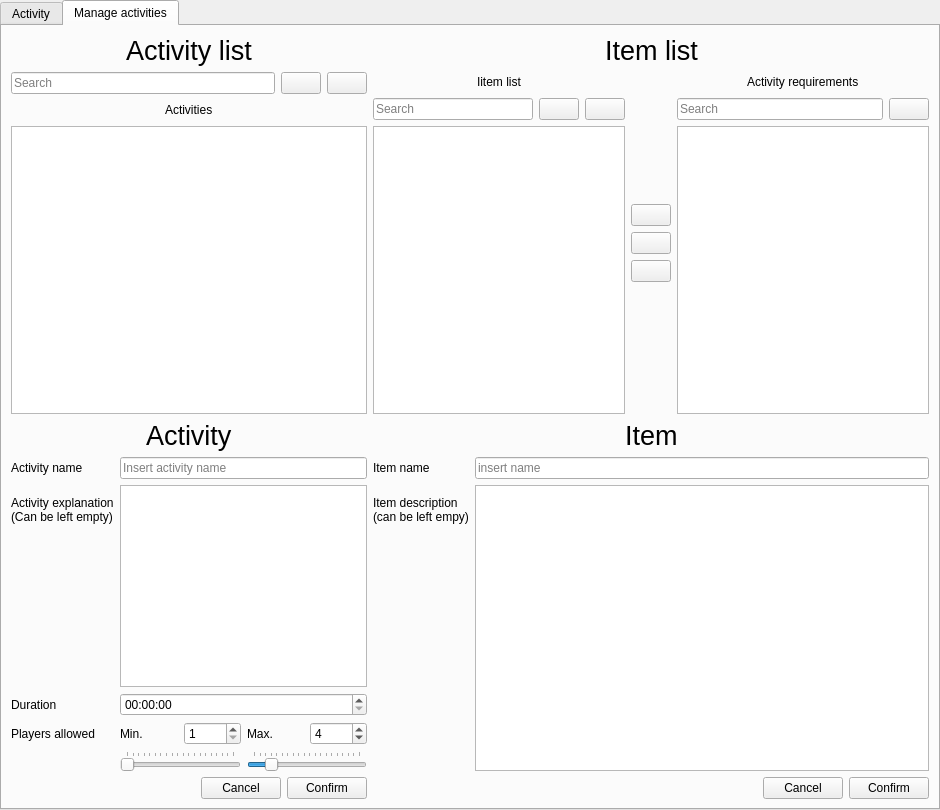
Old version of the form activitypage.ui in the repository glennnys/Decided.
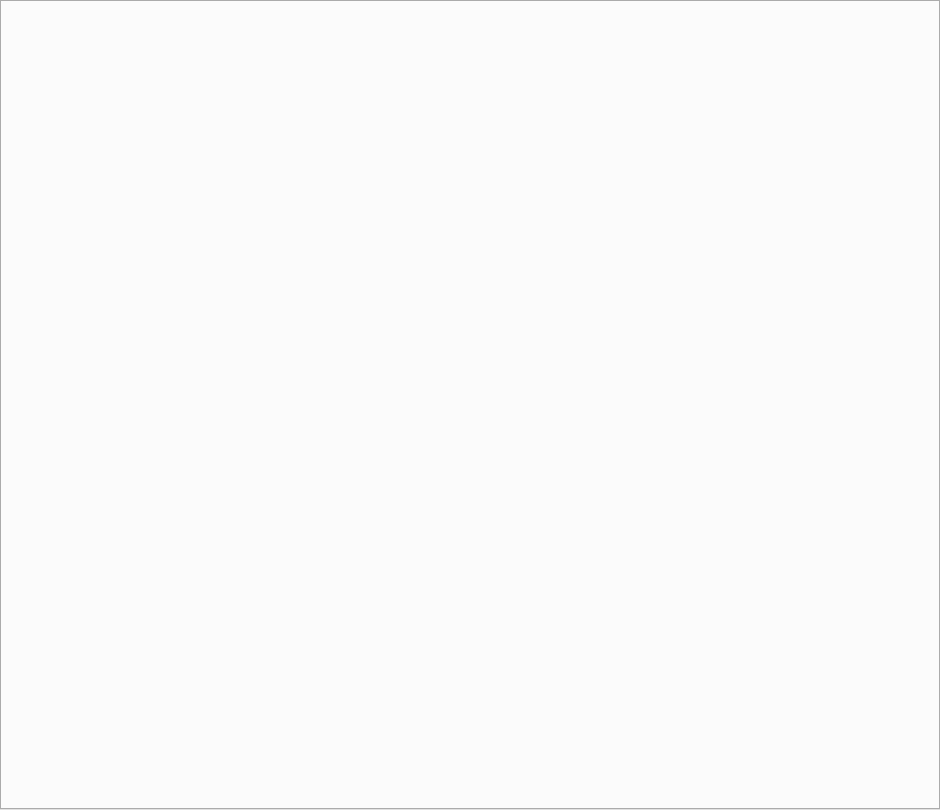
New version of the form. Icons and pictures are not drawn.

Commit message: Split up layouts and started on backend and menu opening

Patch:
```diff
--- a/activitypage.ui
+++ b/activitypage.ui
@@ -30,1137 +30,7 @@
     <number>0</number>
    </property>
    <item>
-    <widget class="QTabWidget" name="tabWidget">
-     <property name="currentIndex">
-      <number>1</number>
-     </property>
-     <property name="tabsClosable">
-      <bool>false</bool>
-     </property>
-     <property name="movable">
-      <bool>true</bool>
-     </property>
-     <widget class="QWidget" name="tab_2">
-      <attribute name="title">
-       <string>Activity</string>
-      </attribute>
-      <layout class="QVBoxLayout" name="verticalLayout_20">
-       <item>
-        <layout class="QVBoxLayout" name="verticalLayout_14">
-         <item>
-          <layout class="QHBoxLayout" name="horizontalLayout">
-           <item>
-            <spacer name="horizontalSpacer_27">
-             <property name="orientation">
-              <enum>Qt::Orientation::Horizontal</enum>
-             </property>
-             <property name="sizeHint" stdset="0">
-              <size>
-               <width>40</width>
-               <height>20</height>
-              </size>
-             </property>
-            </spacer>
-           </item>
-           <item>
-            <widget class="QLabel" name="label_20">
-             <property name="font">
-              <font>
-               <pointsize>25</pointsize>
-              </font>
-             </property>
-             <property name="text">
-              <string>Choose an activity for me, please</string>
-             </property>
-            </widget>
-           </item>
-           <item>
-            <spacer name="horizontalSpacer_28">
-             <property name="orientation">
-              <enum>Qt::Orientation::Horizontal</enum>
-             </property>
-             <property name="sizeHint" stdset="0">
-              <size>
-               <width>40</width>
-               <height>20</height>
-              </size>
-             </property>
-            </spacer>
-           </item>
-          </layout>
-         </item>
-         <item>
-          <layout class="QHBoxLayout" name="horizontalLayout_23">
-           <item>
-            <layout class="QVBoxLayout" name="verticalLayout_8">
-             <item>
-              <layout class="QHBoxLayout" name="horizontalLayout_10">
-               <item>
-                <spacer name="horizontalSpacer_5">
-                 <property name="orientation">
-                  <enum>Qt::Orientation::Horizontal</enum>
-                 </property>
-                 <property name="sizeHint" stdset="0">
-                  <size>
-                   <width>40</width>
-                   <height>20</height>
-                  </size>
-                 </property>
-                </spacer>
-               </item>
-               <item>
-                <widget class="QLabel" name="label_16">
-                 <property name="text">
-                  <string>Iitem list</string>
-                 </property>
-                </widget>
-               </item>
-               <item>
-                <spacer name="horizontalSpacer_6">
-                 <property name="orientation">
-                  <enum>Qt::Orientation::Horizontal</enum>
-                 </property>
-                 <property name="sizeHint" stdset="0">
-                  <size>
-                   <width>40</width>
-                   <height>20</height>
-                  </size>
-                 </property>
-                </spacer>
-               </item>
-              </layout>
-             </item>
-             <item>
-              <layout class="QHBoxLayout" name="horizontalLayout_11">
-               <item>
-                <widget class="QLineEdit" name="search_exist_item_entry">
-                 <property name="placeholderText">
-                  <string>Search</string>
-                 </property>
-                </widget>
-               </item>
-               <item>
-                <widget class="QPushButton" name="search_exist_item_refresh">
-                 <property name="text">
-                  <string/>
-                 </property>
-                 <property name="icon">
-                  <iconset theme="QIcon::ThemeIcon::ViewRefresh"/>
-                 </property>
-                </widget>
-               </item>
-              </layout>
-             </item>
-             <item>
-              <widget class="QListWidget" name="exist_item_list"/>
-             </item>
-            </layout>
-           </item>
-           <item>
-            <layout class="QVBoxLayout" name="verticalLayout_9">
-             <item>
-              <spacer name="verticalSpacer_3">
-               <property name="orientation">
-                <enum>Qt::Orientation::Vertical</enum>
-               </property>
-               <property name="sizeHint" stdset="0">
-                <size>
-                 <width>20</width>
-                 <height>40</height>
-                </size>
-               </property>
-              </spacer>
-             </item>
-             <item>
-              <layout class="QVBoxLayout" name="verticalLayout_10">
-               <item>
-                <widget class="QPushButton" name="select_item_btn">
-                 <property name="text">
-                  <string/>
-                 </property>
-                 <property name="icon">
-                  <iconset theme="QIcon::ThemeIcon::ListAdd"/>
-                 </property>
-                </widget>
-               </item>
-               <item>
-                <widget class="QPushButton" name="deselect_item_btn">
-                 <property name="text">
-                  <string/>
-                 </property>
-                 <property name="icon">
-                  <iconset theme="QIcon::ThemeIcon::ListRemove"/>
-                 </property>
-                </widget>
-               </item>
-               <item>
-                <widget class="QPushButton" name="reset_select_list">
-                 <property name="text">
-                  <string/>
-                 </property>
-                 <property name="icon">
-                  <iconset theme="QIcon::ThemeIcon::ViewRefresh"/>
-                 </property>
-                </widget>
-               </item>
-              </layout>
-             </item>
-             <item>
-              <spacer name="verticalSpacer_4">
-               <property name="orientation">
-                <enum>Qt::Orientation::Vertical</enum>
-               </property>
-               <property name="sizeHint" stdset="0">
-                <size>
-                 <width>20</width>
-                 <height>40</height>
-                </size>
-               </property>
-              </spacer>
-             </item>
-            </layout>
-           </item>
-           <item>
-            <layout class="QVBoxLayout" name="verticalLayout_11">
-             <item>
-              <layout class="QHBoxLayout" name="horizontalLayout_13">
-               <item>
-                <spacer name="horizontalSpacer_7">
-                 <property name="orientation">
-                  <enum>Qt::Orientation::Horizontal</enum>
-                 </property>
-                 <property name="sizeHint" stdset="0">
-                  <size>
-                   <width>40</width>
-                   <height>20</height>
-                  </size>
-                 </property>
-                </spacer>
-               </item>
-               <item>
-                <widget class="QLabel" name="label_19">
-                 <property name="text">
-                  <string>Selected items</string>
-                 </property>
-                </widget>
-               </item>
-               <item>
-                <spacer name="horizontalSpacer_20">
-                 <property name="orientation">
-                  <enum>Qt::Orientation::Horizontal</enum>
-                 </property>
-                 <property name="sizeHint" stdset="0">
-                  <size>
-                   <width>40</width>
-                   <height>20</height>
-                  </size>
-                 </property>
-                </spacer>
-               </item>
-              </layout>
-             </item>
-             <item>
-              <layout class="QHBoxLayout" name="horizontalLayout_24">
-               <item>
-                <widget class="QLineEdit" name="search_select_item_entry">
-                 <property name="placeholderText">
-                  <string>Search</string>
-                 </property>
-                </widget>
-               </item>
-               <item>
-                <widget class="QPushButton" name="search_select_item_refresh">
-                 <property name="text">
-                  <string/>
-                 </property>
-                 <property name="icon">
-                  <iconset theme="QIcon::ThemeIcon::ViewRefresh"/>
-                 </property>
-                </widget>
-               </item>
-              </layout>
-             </item>
-             <item>
-              <widget class="QListWidget" name="select_item_list"/>
-             </item>
-            </layout>
-           </item>
-          </layout>
-         </item>
-         <item>
-          <layout class="QHBoxLayout" name="horizontalLayout_12">
-           <item>
-            <spacer name="horizontalSpacer_22">
-             <property name="orientation">
-              <enum>Qt::Orientation::Horizontal</enum>
-             </property>
-             <property name="sizeHint" stdset="0">
-              <size>
-               <width>40</width>
-               <height>20</height>
-              </size>
-             </property>
-            </spacer>
-           </item>
-           <item>
-            <widget class="QCheckBox" name="force_item_check">
-             <property name="text">
-              <string>Must use all selected items</string>
-             </property>
-            </widget>
-           </item>
-           <item>
-            <layout class="QVBoxLayout" name="verticalLayout_13">
-             <item>
-              <widget class="QLabel" name="label_9">
-               <property name="maximumSize">
-                <size>
-                 <width>16777215</width>
-                 <height>20</height>
-                </size>
-               </property>
-               <property name="text">
-                <string>Number of people</string>
-               </property>
-              </widget>
-             </item>
-             <item>
-              <widget class="QSpinBox" name="nr_p_spin"/>
-             </item>
-            </layout>
-           </item>
-           <item>
-            <layout class="QVBoxLayout" name="verticalLayout_12">
-             <item>
-              <widget class="QLabel" name="label_10">
-               <property name="text">
-                <string>Max duration</string>
-               </property>
-              </widget>
-             </item>
-             <item>
-              <widget class="QTimeEdit" name="max_dur_spin"/>
-             </item>
-            </layout>
-           </item>
-           <item>
-            <spacer name="horizontalSpacer_23">
-             <property name="orientation">
-              <enum>Qt::Orientation::Horizontal</enum>
-             </property>
-             <property name="sizeHint" stdset="0">
-              <size>
-               <width>40</width>
-               <height>20</height>
-              </size>
-             </property>
-            </spacer>
-           </item>
-          </layout>
-         </item>
-         <item>
-          <layout class="QHBoxLayout" name="horizontalLayout_26">
-           <item>
-            <spacer name="horizontalSpacer_21">
-             <property name="orientation">
-              <enum>Qt::Orientation::Horizontal</enum>
-             </property>
-             <property name="sizeHint" stdset="0">
-              <size>
-               <width>40</width>
-               <height>20</height>
-              </size>
-             </property>
-            </spacer>
-           </item>
-           <item>
-            <widget class="QPushButton" name="get_act_btn">
-             <property name="font">
-              <font>
-               <pointsize>15</pointsize>
-               <bold>false</bold>
-              </font>
-             </property>
-             <property name="text">
-              <string>Generate fun stuff</string>
-             </property>
-            </widget>
-           </item>
-           <item>
-            <spacer name="horizontalSpacer_25">
-             <property name="orientation">
-              <enum>Qt::Orientation::Horizontal</enum>
-             </property>
-             <property name="sizeHint" stdset="0">
-              <size>
-               <width>40</width>
-               <height>20</height>
-              </size>
-             </property>
-            </spacer>
-           </item>
-          </layout>
-         </item>
-        </layout>
-       </item>
-      </layout>
-     </widget>
-     <widget class="QWidget" name="tab_4">
-      <attribute name="title">
-       <string>Manage activities</string>
-      </attribute>
-      <layout class="QVBoxLayout" name="verticalLayout_18">
-       <item>
-        <layout class="QGridLayout" name="gridLayout">
-         <item row="1" column="1">
-          <layout class="QVBoxLayout" name="verticalLayout_16">
-           <item>
-            <layout class="QHBoxLayout" name="horizontalLayout_19">
-             <item>
-              <spacer name="horizontalSpacer_14">
-               <property name="orientation">
-                <enum>Qt::Orientation::Horizontal</enum>
-               </property>
-               <property name="sizeHint" stdset="0">
-                <size>
-                 <width>40</width>
-                 <height>20</height>
-                </size>
-               </property>
-              </spacer>
-             </item>
-             <item>
-              <widget class="QLabel" name="item_lbl">
-               <property name="font">
-                <font>
-                 <pointsize>20</pointsize>
-                </font>
-               </property>
-               <property name="text">
-                <string>Item</string>
-               </property>
-              </widget>
-             </item>
-             <item>
-              <spacer name="horizontalSpacer_15">
-               <property name="orientation">
-                <enum>Qt::Orientation::Horizontal</enum>
-               </property>
-               <property name="sizeHint" stdset="0">
-                <size>
-                 <width>40</width>
-                 <height>20</height>
-                </size>
-               </property>
-              </spacer>
-             </item>
-            </layout>
-           </item>
-           <item>
-            <layout class="QFormLayout" name="formLayout_2">
-             <item row="0" column="0">
-              <widget class="QLabel" name="label_11">
-               <property name="text">
-                <string>Item name</string>
-               </property>
-              </widget>
-             </item>
-             <item row="0" column="1">
-              <widget class="QLineEdit" name="item_name_entry">
-               <property name="text">
-                <string/>
-               </property>
-               <property name="placeholderText">
-                <string>insert name</string>
-               </property>
-              </widget>
-             </item>
-             <item row="1" column="0">
-              <widget class="QLabel" name="label_12">
-               <property name="text">
-                <string>Item description
-(can be left empy)</string>
-               </property>
-              </widget>
-             </item>
-             <item row="1" column="1">
-              <widget class="QTextEdit" name="item_desc_entry">
-               <property name="html">
-                <string>&lt;!DOCTYPE HTML PUBLIC &quot;-//W3C//DTD HTML 4.0//EN&quot; &quot;http://www.w3.org/TR/REC-html40/strict.dtd&quot;&gt;
-&lt;html&gt;&lt;head&gt;&lt;meta name=&quot;qrichtext&quot; content=&quot;1&quot; /&gt;&lt;meta charset=&quot;utf-8&quot; /&gt;&lt;style type=&quot;text/css&quot;&gt;
-p, li { white-space: pre-wrap; }
-hr { height: 1px; border-width: 0; }
-li.unchecked::marker { content: &quot;\2610&quot;; }
-li.checked::marker { content: &quot;\2612&quot;; }
-&lt;/style&gt;&lt;/head&gt;&lt;body style=&quot; font-family:'Ubuntu'; font-size:10pt; font-weight:400; font-style:normal;&quot;&gt;
-&lt;p style=&quot;-qt-paragraph-type:empty; margin-top:0px; margin-bottom:0px; margin-left:0px; margin-right:0px; -qt-block-indent:0; text-indent:0px;&quot;&gt;&lt;br /&gt;&lt;/p&gt;&lt;/body&gt;&lt;/html&gt;</string>
-               </property>
-              </widget>
-             </item>
-            </layout>
-           </item>
-           <item>
-            <layout class="QHBoxLayout" name="horizontalLayout_17">
-             <item>
-              <spacer name="horizontalSpacer_13">
-               <property name="orientation">
-                <enum>Qt::Orientation::Horizontal</enum>
-               </property>
-               <property name="sizeHint" stdset="0">
-                <size>
-                 <width>40</width>
-                 <height>20</height>
-                </size>
-               </property>
-              </spacer>
-             </item>
-             <item>
-              <widget class="QPushButton" name="cancel_item_btn">
-               <property name="text">
-                <string>Cancel</string>
-               </property>
-              </widget>
-             </item>
-             <item>
-              <widget class="QPushButton" name="confirm_item_btn">
-               <property name="text">
-                <string>Confirm</string>
-               </property>
-              </widget>
-             </item>
-            </layout>
-           </item>
-          </layout>
-         </item>
-         <item row="0" column="0">
-          <layout class="QVBoxLayout" name="verticalLayout_17">
-           <item>
-            <layout class="QHBoxLayout" name="horizontalLayout_20">
-             <item>
-              <spacer name="horizontalSpacer_16">
-               <property name="orientation">
-                <enum>Qt::Orientation::Horizontal</enum>
-               </property>
-               <property name="sizeHint" stdset="0">
-                <size>
-                 <width>40</width>
-                 <height>20</height>
-                </size>
-               </property>
-              </spacer>
-             </item>
-             <item>
-              <widget class="QLabel" name="label_17">
-               <property name="font">
-                <font>
-                 <pointsize>20</pointsize>
-                </font>
-               </property>
-               <property name="text">
-                <string>Activity list</string>
-               </property>
-              </widget>
-             </item>
-             <item>
-              <spacer name="horizontalSpacer_17">
-               <property name="orientation">
-                <enum>Qt::Orientation::Horizontal</enum>
-               </property>
-               <property name="sizeHint" stdset="0">
-                <size>
-                 <width>40</width>
-                 <height>20</height>
-                </size>
-               </property>
-              </spacer>
-             </item>
-            </layout>
-           </item>
-           <item>
-            <layout class="QHBoxLayout" name="horizontalLayout_5">
-             <item>
-              <widget class="QLineEdit" name="search_act_entry">
-               <property name="placeholderText">
-                <string>Search</string>
-               </property>
-              </widget>
-             </item>
-             <item>
-              <widget class="QPushButton" name="search_act_refresh">
-               <property name="text">
-                <string/>
-               </property>
-               <property name="icon">
-                <iconset theme="QIcon::ThemeIcon::ViewRefresh"/>
-               </property>
-              </widget>
-             </item>
-             <item>
-              <widget class="QPushButton" name="remove_act_btn">
-               <property name="text">
-                <string/>
-               </property>
-               <property name="icon">
-                <iconset theme="QIcon::ThemeIcon::EditDelete"/>
-               </property>
-              </widget>
-             </item>
-            </layout>
-           </item>
-           <item>
-            <layout class="QVBoxLayout" name="verticalLayout_23">
-             <item>
-              <layout class="QHBoxLayout" name="horizontalLayout_18">
-               <item>
-                <spacer name="horizontalSpacer_9">
-                 <property name="orientation">
-                  <enum>Qt::Orientation::Horizontal</enum>
-                 </property>
-                 <property name="sizeHint" stdset="0">
-                  <size>
-                   <width>40</width>
-                   <height>20</height>
-                  </size>
-                 </property>
-                </spacer>
-               </item>
-               <item>
-                <widget class="QLabel" name="label_13">
-                 <property name="text">
-                  <string>Activities</string>
-                 </property>
-                </widget>
-               </item>
-               <item>
-                <spacer name="horizontalSpacer_10">
-                 <property name="orientation">
-                  <enum>Qt::Orientation::Horizontal</enum>
-                 </property>
-                 <property name="sizeHint" stdset="0">
-                  <size>
-                   <width>40</width>
-                   <height>20</height>
-                  </size>
-                 </property>
-                </spacer>
-               </item>
-              </layout>
-             </item>
-             <item>
-              <widget class="QListWidget" name="act_list"/>
-             </item>
-            </layout>
-           </item>
-          </layout>
-         </item>
-         <item row="0" column="1">
-          <layout class="QVBoxLayout" name="verticalLayout_15">
-           <item>
-            <layout class="QHBoxLayout" name="horizontalLayout_21">
-             <item>
-              <spacer name="horizontalSpacer_18">
-               <property name="orientation">
-                <enum>Qt::Orientation::Horizontal</enum>
-               </property>
-               <property name="sizeHint" stdset="0">
-                <size>
-                 <width>40</width>
-                 <height>20</height>
-                </size>
-               </property>
-              </spacer>
-             </item>
-             <item>
-              <widget class="QLabel" name="label_18">
-               <property name="font">
-                <font>
-                 <pointsize>20</pointsize>
-                </font>
-               </property>
-               <property name="text">
-                <string>Item list</string>
-               </property>
-              </widget>
-             </item>
-             <item>
-              <spacer name="horizontalSpacer_19">
-               <property name="orientation">
-                <enum>Qt::Orientation::Horizontal</enum>
-               </property>
-               <property name="sizeHint" stdset="0">
-                <size>
-                 <width>40</width>
-                 <height>20</height>
-                </size>
-               </property>
-              </spacer>
-             </item>
-            </layout>
-           </item>
-           <item>
-            <layout class="QHBoxLayout" name="horizontalLayout_15">
-             <item>
-              <layout class="QVBoxLayout" name="verticalLayout">
-               <item>
-                <layout class="QHBoxLayout" name="horizontalLayout_4">
-                 <item>
-                  <spacer name="horizontalSpacer_2">
-                   <property name="orientation">
-                    <enum>Qt::Orientation::Horizontal</enum>
-                   </property>
-                   <property name="sizeHint" stdset="0">
-                    <size>
-                     <width>40</width>
-                     <height>20</height>
-                    </size>
-                   </property>
-                  </spacer>
-                 </item>
-                 <item>
-                  <widget class="QLabel" name="label_3">
-                   <property name="text">
-                    <string>Iitem list</string>
-                   </property>
-                  </widget>
-                 </item>
-                 <item>
-                  <spacer name="horizontalSpacer">
-                   <property name="orientation">
-                    <enum>Qt::Orientation::Horizontal</enum>
-                   </property>
-                   <property name="sizeHint" stdset="0">
-                    <size>
-                     <width>40</width>
-                     <height>20</height>
-                    </size>
-                   </property>
-                  </spacer>
-                 </item>
-                </layout>
-               </item>
-               <item>
-                <layout class="QHBoxLayout" name="horizontalLayout_2">
-                 <item>
-                  <widget class="QLineEdit" name="search_item_entry">
-                   <property name="placeholderText">
-                    <string>Search</string>
-                   </property>
-                  </widget>
-                 </item>
-                 <item>
-                  <widget class="QPushButton" name="search_item_refresh">
-                   <property name="text">
-                    <string/>
-                   </property>
-                   <property name="icon">
-                    <iconset theme="QIcon::ThemeIcon::ViewRefresh"/>
-                   </property>
-                  </widget>
-                 </item>
-                 <item>
-                  <widget class="QPushButton" name="remove_item_btn_3">
-                   <property name="text">
-                    <string/>
-                   </property>
-                   <property name="icon">
-                    <iconset theme="QIcon::ThemeIcon::EditDelete"/>
-                   </property>
-                  </widget>
-                 </item>
-                </layout>
-               </item>
-               <item>
-                <widget class="QListWidget" name="existing_item_list"/>
-               </item>
-              </layout>
-             </item>
-             <item>
-              <layout class="QVBoxLayout" name="verticalLayout_5">
-               <item>
-                <spacer name="verticalSpacer">
-                 <property name="orientation">
-                  <enum>Qt::Orientation::Vertical</enum>
-                 </property>
-                 <property name="sizeHint" stdset="0">
-                  <size>
-                   <width>20</width>
-                   <height>40</height>
-                  </size>
-                 </property>
-                </spacer>
-               </item>
-               <item>
-                <layout class="QVBoxLayout" name="verticalLayout_4">
-                 <item>
-                  <widget class="QPushButton" name="add_item_btn">
-                   <property name="text">
-                    <string/>
-                   </property>
-                   <property name="icon">
-                    <iconset theme="QIcon::ThemeIcon::ListAdd"/>
-                   </property>
-                  </widget>
-                 </item>
-                 <item>
-                  <widget class="QPushButton" name="remove_item_btn">
-                   <property name="text">
-                    <string/>
-                   </property>
-                   <property name="icon">
-                    <iconset theme="QIcon::ThemeIcon::ListRemove"/>
-                   </property>
-                  </widget>
-                 </item>
-                 <item>
-                  <widget class="QPushButton" name="reset_item_list">
-                   <property name="text">
-                    <string/>
-                   </property>
-                   <property name="icon">
-                    <iconset theme="QIcon::ThemeIcon::ViewRefresh"/>
-                   </property>
-                  </widget>
-                 </item>
-                </layout>
-               </item>
-               <item>
-                <spacer name="verticalSpacer_2">
-                 <property name="orientation">
-                  <enum>Qt::Orientation::Vertical</enum>
-                 </property>
-                 <property name="sizeHint" stdset="0">
-                  <size>
-                   <width>20</width>
-                   <height>40</height>
-                  </size>
-                 </property>
-                </spacer>
-               </item>
-              </layout>
-             </item>
-             <item>
-              <layout class="QVBoxLayout" name="verticalLayout_3">
-               <item>
-                <layout class="QHBoxLayout" name="horizontalLayout_3">
-                 <item>
-                  <spacer name="horizontalSpacer_3">
-                   <property name="orientation">
-                    <enum>Qt::Orientation::Horizontal</enum>
-                   </property>
-                   <property name="sizeHint" stdset="0">
-                    <size>
-                     <width>40</width>
-                     <height>20</height>
-                    </size>
-                   </property>
-                  </spacer>
-                 </item>
-                 <item>
-                  <widget class="QLabel" name="label_4">
-                   <property name="text">
-                    <string>Activity requirements</string>
-                   </property>
-                  </widget>
-                 </item>
-                 <item>
-                  <spacer name="horizontalSpacer_4">
-                   <property name="orientation">
-                    <enum>Qt::Orientation::Horizontal</enum>
-                   </property>
-                   <property name="sizeHint" stdset="0">
-                    <size>
-                     <width>40</width>
-                     <height>20</height>
-                    </size>
-                   </property>
-                  </spacer>
-                 </item>
-                </layout>
-               </item>
-               <item>
-                <layout class="QHBoxLayout" name="horizontalLayout_9">
-                 <item>
-                  <widget class="QLineEdit" name="search_req_entry">
-                   <property name="placeholderText">
-                    <string>Search</string>
-                   </property>
-                  </widget>
-                 </item>
-                 <item>
-                  <widget class="QPushButton" name="search_req_refresh">
-                   <property name="text">
-                    <string/>
-                   </property>
-                   <property name="icon">
-                    <iconset theme="QIcon::ThemeIcon::ViewRefresh"/>
-                   </property>
-                  </widget>
-                 </item>
-                </layout>
-               </item>
-               <item>
-                <widget class="QListWidget" name="selected_item_list"/>
-               </item>
-              </layout>
-             </item>
-            </layout>
-           </item>
-          </layout>
-         </item>
-         <item row="1" column="0">
-          <layout class="QVBoxLayout" name="verticalLayout_2">
-           <item>
-            <layout class="QHBoxLayout" name="horizontalLayout_16">
-             <item>
-              <spacer name="horizontalSpacer_11">
-               <property name="orientation">
-                <enum>Qt::Orientation::Horizontal</enum>
-               </property>
-               <property name="sizeHint" stdset="0">
-                <size>
-                 <width>40</width>
-                 <height>20</height>
-                </size>
-               </property>
-              </spacer>
-             </item>
-             <item>
-              <widget class="QLabel" name="act_lbl">
-               <property name="font">
-                <font>
-                 <pointsize>20</pointsize>
-                </font>
-               </property>
-               <property name="text">
-                <string>Activity</string>
-               </property>
-              </widget>
-             </item>
-             <item>
-              <spacer name="horizontalSpacer_12">
-               <property name="orientation">
-                <enum>Qt::Orientation::Horizontal</enum>
-               </property>
-               <property name="sizeHint" stdset="0">
-                <size>
-                 <width>40</width>
-                 <height>20</height>
-                </size>
-               </property>
-              </spacer>
-             </item>
-            </layout>
-           </item>
-           <item>
-            <layout class="QFormLayout" name="formLayout">
-             <item row="0" column="0">
-              <widget class="QLabel" name="label">
-               <property name="text">
-                <string>Activity name</string>
-               </property>
-              </widget>
-             </item>
-             <item row="0" column="1">
-              <widget class="QLineEdit" name="act_name_entry">
-               <property name="inputMask">
-                <string/>
-               </property>
-               <property name="text">
-                <string/>
-               </property>
-               <property name="placeholderText">
-                <string>Insert activity name</string>
-               </property>
-              </widget>
-             </item>
-             <item row="1" column="0">
-              <widget class="QLabel" name="label_2">
-               <property name="text">
-                <string>Activity explanation
-(Can be left empty)</string>
-               </property>
-              </widget>
-             </item>
-             <item row="1" column="1">
-              <widget class="QTextEdit" name="act_desc_entry">
-               <property name="maximumSize">
-                <size>
-                 <width>16777215</width>
-                 <height>16777215</height>
-                </size>
-               </property>
-               <property name="baseSize">
-                <size>
-                 <width>0</width>
-                 <height>0</height>
-                </size>
-               </property>
-              </widget>
-             </item>
-             <item row="2" column="0">
-              <widget class="QLabel" name="label_5">
-               <property name="text">
-                <string>Duration</string>
-               </property>
-              </widget>
-             </item>
-             <item row="2" column="1">
-              <widget class="QTimeEdit" name="act_dur_entry"/>
-             </item>
-             <item row="3" column="0">
-              <widget class="QLabel" name="label_6">
-               <property name="text">
-                <string>Players allowed</string>
-               </property>
-              </widget>
-             </item>
-             <item row="3" column="1">
-              <layout class="QHBoxLayout" name="horizontalLayout_8">
-               <item>
-                <layout class="QVBoxLayout" name="verticalLayout_6">
-                 <item>
-                  <layout class="QHBoxLayout" name="horizontalLayout_6">
-                   <item>
-                    <widget class="QLabel" name="label_7">
-                     <property name="text">
-                      <string>Min.</string>
-                     </property>
-                    </widget>
-                   </item>
-                   <item>
-                    <widget class="QSpinBox" name="act_min_p_spin">
-                     <property name="minimum">
-                      <number>1</number>
-                     </property>
-                     <property name="maximum">
-                      <number>20</number>
-                     </property>
-                    </widget>
-                   </item>
-                  </layout>
-                 </item>
-                 <item>
-                  <widget class="QSlider" name="act_min_p_slider">
-                   <property name="minimum">
-                    <number>1</number>
-                   </property>
-                   <property name="maximum">
-                    <number>20</number>
-                   </property>
-                   <property name="pageStep">
-                    <number>0</number>
-                   </property>
-                   <property name="orientation">
-                    <enum>Qt::Orientation::Horizontal</enum>
-                   </property>
-                   <property name="tickPosition">
-                    <enum>QSlider::TickPosition::TicksAbove</enum>
-                   </property>
-                   <property name="tickInterval">
-                    <number>1</number>
-                   </property>
-                  </widget>
-                 </item>
-                </layout>
-               </item>
-               <item>
-                <layout class="QVBoxLayout" name="verticalLayout_7">
-                 <item>
-                  <layout class="QHBoxLayout" name="horizontalLayout_7">
-                   <item>
-                    <widget class="QLabel" name="label_8">
-                     <property name="text">
-                      <string>Max.</string>
-                     </property>
-                    </widget>
-                   </item>
-                   <item>
-                    <widget class="QSpinBox" name="act_max_p_spin">
-                     <property name="prefix">
-                      <string/>
-                     </property>
-                     <property name="minimum">
-                      <number>1</number>
-                     </property>
-                     <property name="maximum">
-                      <number>20</number>
-                     </property>
-                     <property name="value">
-                      <number>4</number>
-                     </property>
-                    </widget>
-                   </item>
-                  </layout>
-                 </item>
-                 <item>
-                  <widget class="QSlider" name="act_max_p_slider">
-                   <property name="minimum">
-                    <number>1</number>
-                   </property>
-                   <property name="maximum">
-                    <number>20</number>
-                   </property>
-                   <property name="pageStep">
-                    <number>0</number>
-                   </property>
-                   <property name="value">
-                    <number>4</number>
-                   </property>
-                   <property name="orientation">
-                    <enum>Qt::Orientation::Horizontal</enum>
-                   </property>
-                   <property name="tickPosition">
-                    <enum>QSlider::TickPosition::TicksAbove</enum>
-                   </property>
-                   <property name="tickInterval">
-                    <number>1</number>
-                   </property>
-                  </widget>
-                 </item>
-                </layout>
-               </item>
-              </layout>
-             </item>
-            </layout>
-           </item>
-           <item>
-            <layout class="QHBoxLayout" name="horizontalLayout_14">
-             <item>
-              <spacer name="horizontalSpacer_8">
-               <property name="orientation">
-                <enum>Qt::Orientation::Horizontal</enum>
-               </property>
-               <property name="sizeHint" stdset="0">
-                <size>
-                 <width>40</width>
-                 <height>20</height>
-                </size>
-               </property>
-              </spacer>
-             </item>
-             <item>
-              <widget class="QPushButton" name="cancel_act_btn">
-               <property name="text">
-                <string>Cancel</string>
-               </property>
-              </widget>
-             </item>
-             <item>
-              <widget class="QPushButton" name="confirm_act_btn">
-               <property name="text">
-                <string>Confirm</string>
-               </property>
-              </widget>
-             </item>
-            </layout>
-           </item>
-          </layout>
-         </item>
-        </layout>
-       </item>
-      </layout>
-     </widget>
-    </widget>
+    <widget class="QTabWidget" name="tabs"/>
    </item>
   </layout>
  </widget>
```
The commit also changes 15 other files.
